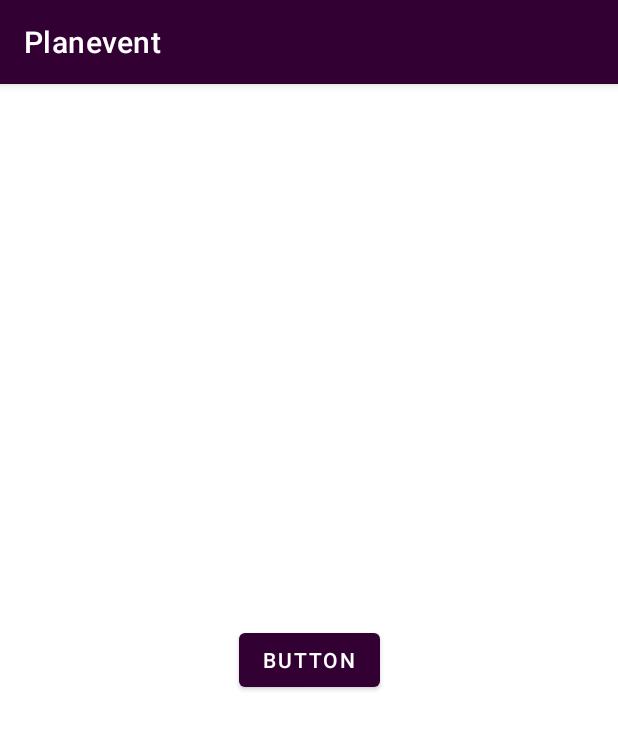
After one commit to eynavbe/PlaneventAndroid, an Android app: the CloudFunctions screen opened directly, with no data from a screen before it, on a phone screen of 412 x 824 dp. The commit adds this screen. Shown: the top 729 px of the screen. Run offline under Robolectric (Android 15) with nearby library versions, the phone set to English and light mode, and no system bars.

Commit message:
HallsAdapter

```diff
--- a/app/build.gradle
+++ b/app/build.gradle
@@ -48,6 +48,7 @@ dependencies {
     implementation 'com.google.firebase:firebase-storage:20.1.0'
     implementation 'com.google.android.gms:play-services-cast-framework:21.2.0'
     implementation 'com.google.firebase:firebase-functions:20.2.1'
+    implementation 'com.google.firebase:firebase-database:20.1.0'
     testImplementation 'junit:junit:4.13.2'
     androidTestImplementation 'androidx.test.ext:junit:1.1.4'
     androidTestImplementation 'androidx.test.espresso:espresso-core:3.5.0'
--- /dev/null
+++ b/app/src/main/java/com/eynav/planevent_android_app/CloudFunctions.java
@@ -0,0 +1,68 @@
+package com.eynav.planevent_android_app;
+
+import androidx.annotation.NonNull;
+import androidx.appcompat.app.AppCompatActivity;
+
+import android.os.Bundle;
+import android.util.Log;
+import android.view.View;
+
+import com.google.android.gms.tasks.Continuation;
+import com.google.android.gms.tasks.OnCompleteListener;
+import com.google.android.gms.tasks.Task;
+import com.google.firebase.functions.FirebaseFunctions;
+import com.google.firebase.functions.FirebaseFunctionsException;
+import com.google.firebase.functions.HttpsCallableResult;
+
+import java.util.HashMap;
+import java.util.Map;
+
+public class CloudFunctions extends AppCompatActivity {
+    FirebaseFunctions mFunctions = FirebaseFunctions.getInstance();
+    @Override
+    protected void onCreate(Bundle savedInstanceState) {
+        super.onCreate(savedInstanceState);
+        setContentView(R.layout.activity_cloud_functions);
+        findViewById(R.id.button2).setOnClickListener(new View.OnClickListener() {
+            @Override
+            public void onClick(View view) {
+                addMessage("inputMessage")
+                        .addOnCompleteListener(new OnCompleteListener<String>() {
+                            @Override
+                            public void onComplete(@NonNull Task<String> task) {
+                                if (!task.isSuccessful()) {
+                                    Exception e = task.getException();
+                                    if (e instanceof FirebaseFunctionsException) {
+                                        FirebaseFunctionsException ffe = (FirebaseFunctionsException) e;
+                                        FirebaseFunctionsException.Code code = ffe.getCode();
+                                        Object details = ffe.getDetails();
+                                    }
+                                }else{
+                                    Log.e("demo",""+task.getResult());
+                                }
+                            }
+                        });
+            }
+        });
+    }
+    private Task<String> addMessage(String text) {
+        // Create the arguments to the callable function.
+        Map<String, Object> data = new HashMap<>();
+        data.put("text", text);
+        data.put("push", true);
+
+        return mFunctions
+                .getHttpsCallable("addMessage")
+                .call(data)
+                .continueWith(new Continuation<HttpsCallableResult, String>() {
+                    @Override
+                    public String then(@NonNull Task<HttpsCallableResult> task) throws Exception {
+                        // This continuation runs on either success or failure, but if the task
+                        // has failed then getResult() will throw an Exception which will be
+                        // propagated down.
+                        String result = (String) task.getResult().getData();
+                        return result;
+                    }
+                });
+    }
+}
--- /dev/null
+++ b/app/src/main/res/layout/activity_cloud_functions.xml
@@ -0,0 +1,18 @@
+<?xml version="1.0" encoding="utf-8"?>
+<androidx.constraintlayout.widget.ConstraintLayout xmlns:android="http://schemas.android.com/apk/res/android"
+    xmlns:app="http://schemas.android.com/apk/res-auto"
+    xmlns:tools="http://schemas.android.com/tools"
+    android:layout_width="match_parent"
+    android:layout_height="match_parent"
+    tools:context=".CloudFunctions">
+
+    <Button
+        android:id="@+id/button2"
+        android:layout_width="wrap_content"
+        android:layout_height="wrap_content"
+        android:text="Button"
+        app:layout_constraintBottom_toBottomOf="parent"
+        app:layout_constraintEnd_toEndOf="parent"
+        app:layout_constraintStart_toStartOf="parent"
+        app:layout_constraintTop_toTopOf="parent" />
+</androidx.constraintlayout.widget.ConstraintLayout>
--- a/app/src/main/res/layout/hall_edit_card_view.xml
+++ b/app/src/main/res/layout/hall_edit_card_view.xml
@@ -9,8 +9,8 @@
     android:orientation="horizontal">
     <ImageButton
         android:id="@+id/imImageProductEdit"
-        android:layout_width="200dp"
-        android:layout_height="200dp"
+        android:layout_width="wrap_content"
+        android:layout_height="wrap_content"
 
         app:srcCompat="@drawable/ic_launcher_background" />
     <LinearLayout
```
Also changed, not shown: app/src/main/AndroidManifest.xml (+18 -14 lines), app/src/main/java/com/eynav/planevent_android_app/HallsAdapter.java (+24 -2 lines).
